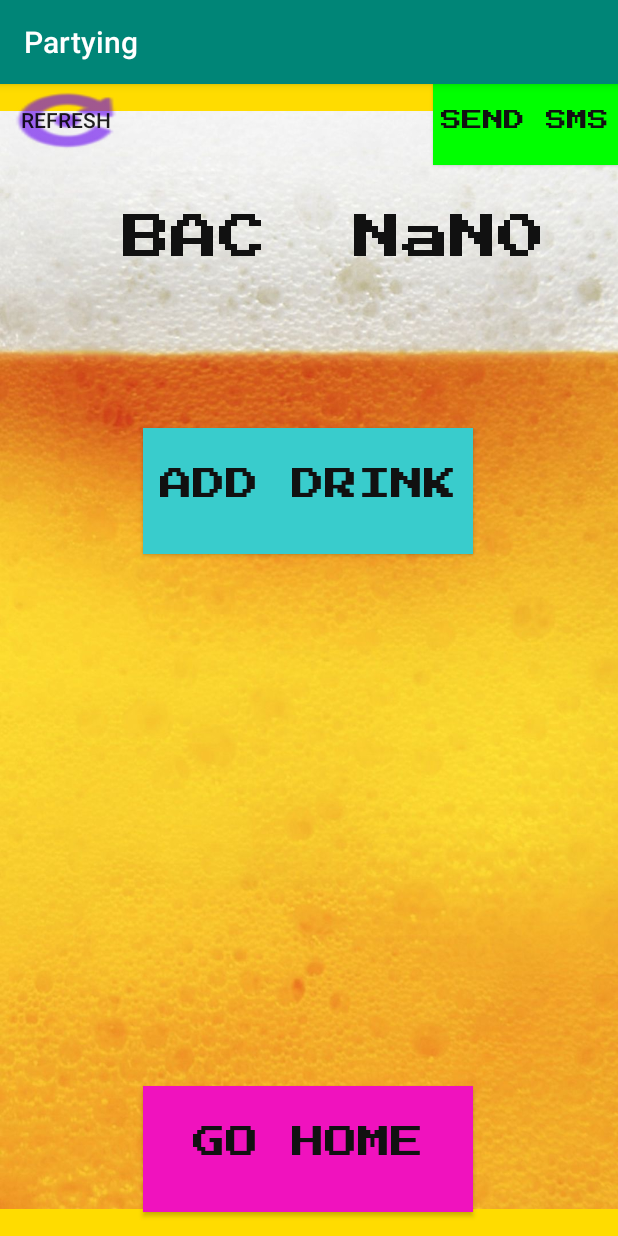
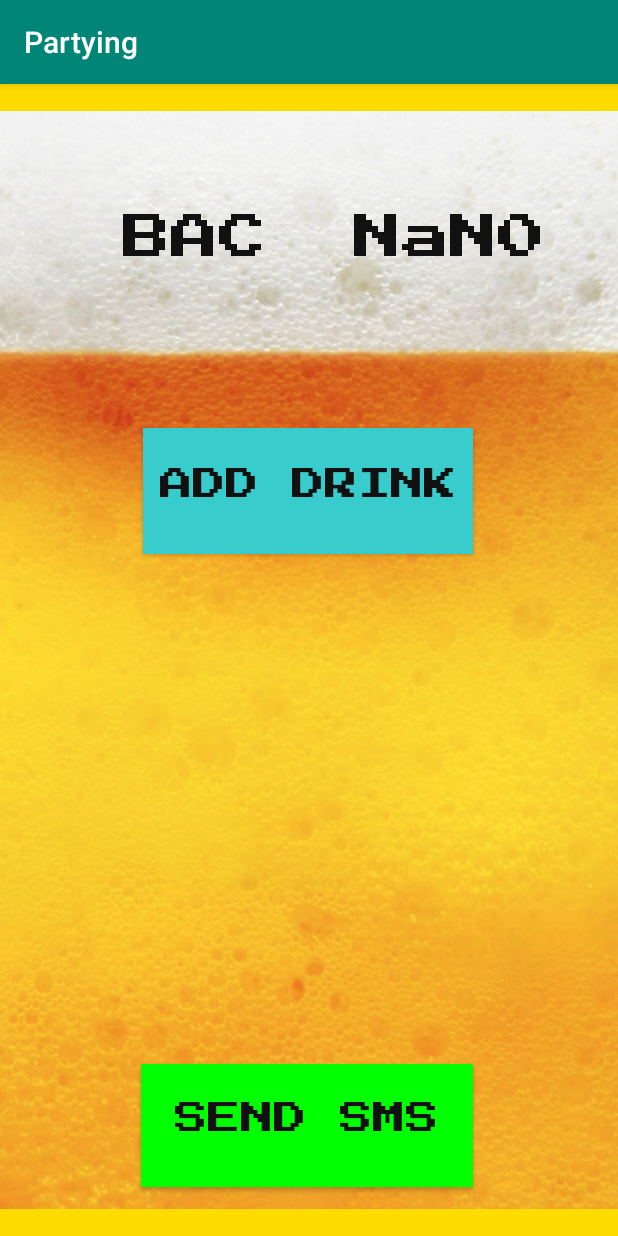
Before and after one commit to bengw99/PartyPal2, an Android app: the Partying screen opened directly, with no data from a screen before it, on a phone screen of 412 x 824 dp. Run offline under Robolectric (Android 15) with nearby library versions, the phone set to English and light mode, and no system bars; Roboto replaces fonts that are not available here; 2 statements that could not run were skipped.

Commit message:
moved,removed buttons

```diff
--- a/app/src/main/java/partypal/partypal2/Partying.java
+++ b/app/src/main/java/partypal/partypal2/Partying.java
@@ -23,7 +23,7 @@ public class Partying extends AppCompatActivity {
     TextView bacvaluetext;
     Button refreshbutton;
     Button adddrinkbutton;
-    Button gohomebutton;
+    //Button gohomebutton;
     Button sendsmsbutton;
 
     @Override
@@ -39,7 +39,7 @@ public class Partying extends AppCompatActivity {
 
         refreshbutton = (Button) findViewById(R.id.refreshButton);
         adddrinkbutton = (Button) findViewById(R.id.addDrinkButton);
-        gohomebutton = (Button) findViewById(R.id.goHomeEarlyButton);
+        //gohomebutton = (Button) findViewById(R.id.goHomeEarlyButton);
         sendsmsbutton = (Button) findViewById(R.id.sendsmsbutton);
 
         refreshbutton.setOnClickListener(new View.OnClickListener() {
--- a/app/src/main/res/layout/content_partying.xml
+++ b/app/src/main/res/layout/content_partying.xml
@@ -72,53 +72,21 @@
         app:layout_constraintVertical_bias="0.335" />
 
     <Button
-        android:id="@+id/goHomeEarlyButton"
-        android:layout_width="220dp"
-        android:layout_height="84dp"
-        android:layout_marginBottom="16dp"
-        android:background="#F012BE"
+        android:id="@+id/sendsmsbutton"
+        android:layout_width="221dp"
+        android:layout_height="82dp"
+        android:background="#00ff00"
         android:fontFamily="@font/press_start_2p"
-        android:text="Go Home"
+        android:text="Send SMS"
         android:textColor="#111111"
         android:textSize="22dp"
         app:layout_constraintBottom_toBottomOf="parent"
         app:layout_constraintEnd_toEndOf="parent"
-        app:layout_constraintHorizontal_bias="0.497"
+        app:layout_constraintHorizontal_bias="0.494"
         app:layout_constraintLeft_toLeftOf="parent"
         app:layout_constraintRight_toRightOf="parent"
         app:layout_constraintStart_toStartOf="parent"
         app:layout_constraintTop_toTopOf="parent"
-        app:layout_constraintVertical_bias="1.0" />
-
-    <Button
-        android:id="@+id/refreshButton"
-        android:layout_width="wrap_content"
-        android:layout_height="wrap_content"
-        android:background="@android:drawable/ic_menu_rotate"
-        android:backgroundTint="@color/design_default_color_primary"
-        android:text="Refresh"
-        app:layout_constraintBottom_toBottomOf="parent"
-        app:layout_constraintEnd_toEndOf="parent"
-        app:layout_constraintHorizontal_bias="0.0"
-        app:layout_constraintStart_toStartOf="parent"
-        app:layout_constraintTop_toTopOf="parent"
-        app:layout_constraintVertical_bias="0.0" />
-
-    <Button
-        android:id="@+id/sendsmsbutton"
-        android:layout_width="123dp"
-        android:layout_height="54dp"
-        android:background="#00ff00"
-        android:fontFamily="@font/press_start_2p"
-        android:text="Send SMS"
-        android:textColor="#111111"
-        app:layout_constraintBottom_toBottomOf="parent"
-        app:layout_constraintEnd_toEndOf="parent"
-        app:layout_constraintHorizontal_bias="1.0"
-        app:layout_constraintLeft_toLeftOf="parent"
-        app:layout_constraintRight_toRightOf="parent"
-        app:layout_constraintStart_toStartOf="parent"
-        app:layout_constraintTop_toTopOf="parent"
-        app:layout_constraintVertical_bias="0.0" />
+        app:layout_constraintVertical_bias="0.952" />
 
 </android.support.constraint.ConstraintLayout>
```
